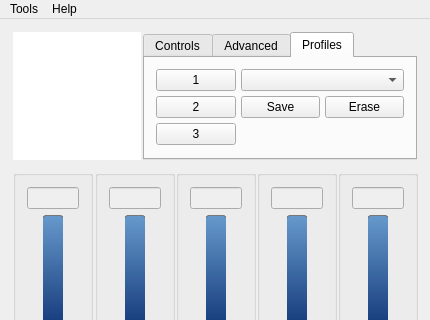
Qt form gui_mainwindow.ui (Shub77/phoebetria-code) before a commit; both pictures show x 0 to 430 and y 0 to 320 of the 430 by 510 pixel window.
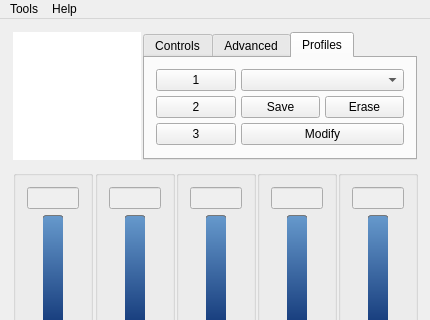
The same form after that commit. The open tabs and pages were chosen to show the change. Icons and pictures are not drawn.

Commit message: created profiles gui to handle profile changes.

Diff of the .ui file:
```diff
--- a/gui_mainwindow.ui
+++ b/gui_mainwindow.ui
@@ -808,6 +808,13 @@
                 </property>
                </widget>
               </item>
+              <item row="2" column="1" colspan="2">
+               <widget class="QPushButton" name="ctrl_ModifyProfile">
+                <property name="text">
+                 <string>Modify</string>
+                </property>
+               </widget>
+              </item>
              </layout>
             </item>
            </layout>
```
Left out of the diff: 4 changed lines with no effect on the pictures. The commit also changes 10 other files.
